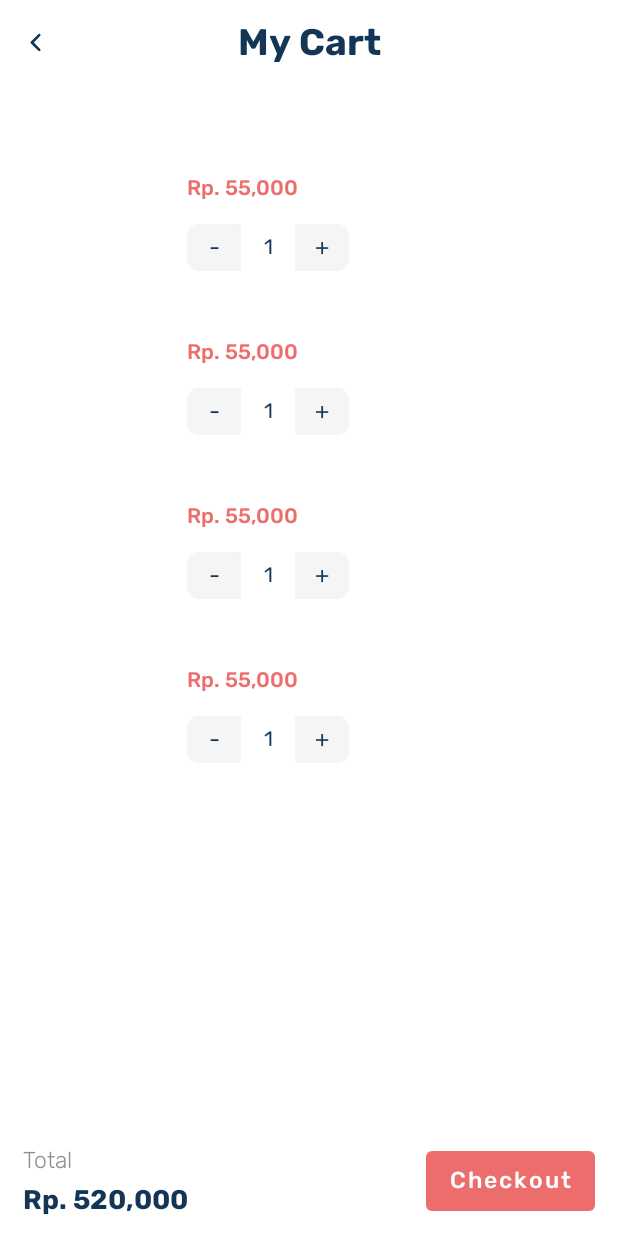
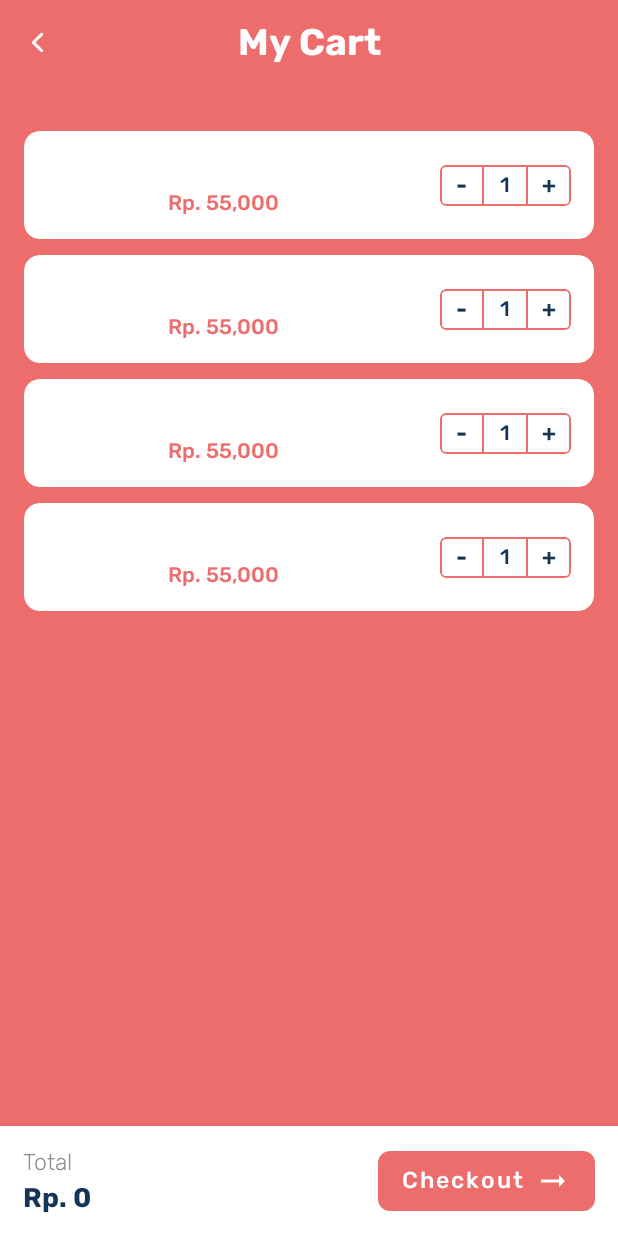
Before and after one commit to Aminurachma/JStore, an Android app: the layout activity_my_cart.xml on its own in the app's theme, with its tools: preview values and no code run, on a phone screen of 412 x 824 dp. Run offline under Robolectric (Android 15) with nearby library versions, the phone set to English and light mode, and no system bars.

Commit message:
Show cart list

```diff
--- a/app/src/main/java/com/example/jstore/models/Product.kt
+++ b/app/src/main/java/com/example/jstore/models/Product.kt
@@ -11,5 +11,6 @@ data class Product(
     val stockQuantity: Int = 0,
     val category: String = "",
     val image: String = "",
-    var productId: String = ""
+    var productId: String = "",
+    var quantity: Int = 0
 ) : Parcelable
--- a/app/src/main/java/com/example/jstore/utils/AndroidExt.kt
+++ b/app/src/main/java/com/example/jstore/utils/AndroidExt.kt
@@ -110,7 +110,7 @@ fun Int.formatPrice(): String {
 fun Activity.imagePicker(launcher: ActivityResultLauncher<Intent>) {
     ImagePicker.with(this)
         .crop()
-        .compress(1024)
+        .compress(512)
         .createIntent { intent ->
             launcher.launch(intent)
         }
@@ -119,7 +119,7 @@ fun Activity.imagePicker(launcher: ActivityResultLauncher<Intent>) {
 fun Fragment.imagePicker(launcher: ActivityResultLauncher<Intent>) {
     ImagePicker.with(this)
         .crop()
-        .compress(1024)
+        .compress(512)
         .createIntent { intent ->
             launcher.launch(intent)
         }
--- a/app/src/main/java/com/example/jstore/utils/Constants.kt
+++ b/app/src/main/java/com/example/jstore/utils/Constants.kt
@@ -19,7 +19,8 @@ object Constants {
 
     const val PRODUCT_IMAGE = "product_image"
 
-    const val USER_ID = "user_id"
+    const val USER_ID = "userId"
+    const val IS_CHECKED_OUT = "isCheckedOut"
 
     const val EXTRA_PRODUCT_ID = "extra_product_id"
     const val PRODUCT_ID = "product_id"
--- a/app/src/main/res/layout/activity_my_cart.xml
+++ b/app/src/main/res/layout/activity_my_cart.xml
@@ -4,6 +4,7 @@
     xmlns:tools="http://schemas.android.com/tools"
     android:layout_width="match_parent"
     android:layout_height="match_parent"
+    android:background="@color/colorPrimary"
     tools:context=".ui.cart.MyCartActivity">
 
     <androidx.constraintlayout.widget.ConstraintLayout
@@ -17,11 +18,11 @@
 
         <androidx.appcompat.widget.AppCompatImageView
             android:id="@+id/btn_back"
-            android:layout_width="@dimen/_24sdp"
-            android:layout_height="@dimen/_24sdp"
-            android:background="@drawable/oval"
-            android:foreground="?attr/selectableItemBackgroundBorderless"
+            android:layout_width="@dimen/_26sdp"
+            android:layout_height="@dimen/_26sdp"
+            android:background="?attr/selectableItemBackgroundBorderless"
             android:padding="@dimen/_4sdp"
+            app:tint="@color/white"
             app:layout_constraintBottom_toBottomOf="parent"
             app:layout_constraintStart_toStartOf="parent"
             app:layout_constraintTop_toTopOf="parent"
@@ -32,7 +33,7 @@
             android:layout_height="wrap_content"
             android:fontFamily="@font/rubik_bold"
             android:text="@string/my_cart"
-            android:textColor="@color/dark"
+            android:textColor="@color/white"
             android:textSize="@dimen/_19ssp"
             app:layout_constraintBottom_toBottomOf="@+id/btn_back"
             app:layout_constraintEnd_toEndOf="parent"
@@ -46,7 +47,7 @@
         android:layout_width="0dp"
         android:layout_height="0dp"
         android:paddingVertical="@dimen/_20sdp"
-        android:paddingHorizontal="@dimen/_12sdp"
+        android:paddingHorizontal="@dimen/_8sdp"
         android:clipToPadding="false"
         tools:itemCount="4"
         app:layoutManager="androidx.recyclerview.widget.LinearLayoutManager"
@@ -62,6 +63,7 @@
         android:layout_height="wrap_content"
         android:elevation="@dimen/_4sdp"
         android:paddingVertical="@dimen/_8sdp"
+        android:background="@color/white"
         android:paddingHorizontal="@dimen/_12sdp"
         app:layout_constraintBottom_toBottomOf="parent"
         app:layout_constraintEnd_toEndOf="parent"
@@ -84,16 +86,16 @@
             android:id="@+id/tv_total"
             android:layout_width="0dp"
             android:layout_height="wrap_content"
-            android:layout_marginTop="@dimen/_4sdp"
+            android:layout_marginTop="@dimen/_2sdp"
             android:fontFamily="@font/rubik_bold"
             android:textColor="@color/dark"
             android:layout_marginEnd="@dimen/_8sdp"
             android:textSize="@dimen/_14ssp"
+            android:text="@string/rp_0"
             app:layout_constraintBottom_toBottomOf="parent"
             app:layout_constraintEnd_toStartOf="@+id/btn_checkout"
             app:layout_constraintStart_toStartOf="@+id/tv_total_label"
-            app:layout_constraintTop_toBottomOf="@+id/tv_total_label"
-            tools:text="Rp. 520,000" />
+            app:layout_constraintTop_toBottomOf="@+id/tv_total_label" />
 
         <com.google.android.material.button.MaterialButton
             android:id="@+id/btn_checkout"
@@ -103,6 +105,9 @@
             android:fontFamily="@font/rubik_medium"
             android:text="@string/checkout"
             android:textAllCaps="false"
+            app:cornerRadius="@dimen/_6sdp"
+            app:icon="@drawable/ic_arrow_right_alt"
+            app:iconGravity="end"
             android:textColor="@color/white"
             android:textSize="@dimen/_12ssp"
             app:layout_constraintBottom_toBottomOf="parent"
--- a/app/src/main/res/layout/item_cart.xml
+++ b/app/src/main/res/layout/item_cart.xml
@@ -4,16 +4,19 @@
 	xmlns:tools="http://schemas.android.com/tools"
 	android:layout_width="match_parent"
 	android:layout_height="wrap_content"
-	android:layout_margin="@dimen/_8sdp"
+	app:cardBackgroundColor="@color/white"
+	app:cardCornerRadius="@dimen/_8sdp"
+	android:layout_margin="@dimen/_4sdp"
 	app:cardElevation="0dp">
 
 	<androidx.constraintlayout.widget.ConstraintLayout
 		android:layout_width="match_parent"
-		android:layout_height="wrap_content">
+		android:layout_height="wrap_content"
+		android:layout_margin="@dimen/_12sdp">
 
 		<com.google.android.material.card.MaterialCardView
 			android:id="@+id/materialCardView"
-			android:layout_width="@dimen/_60sdp"
+			android:layout_width="@dimen/_50sdp"
 			android:layout_height="wrap_content"
 			app:cardCornerRadius="@dimen/_8sdp"
 			app:cardElevation="0dp"
@@ -33,65 +36,67 @@
 			android:id="@+id/tv_product_name"
 			android:layout_width="0dp"
 			android:layout_height="wrap_content"
-			android:layout_marginStart="@dimen/_16sdp"
+			android:layout_marginHorizontal="@dimen/_12sdp"
+			android:ellipsize="end"
 			android:fontFamily="@font/rubik_regular"
+			android:maxLines="2"
 			android:textColor="@color/dark"
 			android:textSize="@dimen/_12ssp"
-			android:maxLines="1"
-			android:ellipsize="end"
-			app:layout_constraintEnd_toEndOf="parent"
+			app:layout_constraintBottom_toTopOf="@+id/tv_product_price"
+			app:layout_constraintEnd_toStartOf="@+id/card_quantity"
 			app:layout_constraintStart_toEndOf="@+id/materialCardView"
 			app:layout_constraintTop_toTopOf="parent"
+			app:layout_constraintVertical_chainStyle="packed"
 			tools:text="@tools:sample/lorem/random" />
 
 		<TextView
 			android:id="@+id/tv_product_price"
 			android:layout_width="0dp"
 			android:layout_height="wrap_content"
-			android:layout_marginTop="@dimen/_4sdp"
 			android:fontFamily="@font/rubik_medium"
 			android:textColor="@color/colorPrimary"
+			android:layout_marginTop="@dimen/_4sdp"
 			android:textSize="@dimen/_11ssp"
+			app:layout_constraintBottom_toBottomOf="parent"
 			app:layout_constraintEnd_toEndOf="@+id/tv_product_name"
 			app:layout_constraintStart_toStartOf="@+id/tv_product_name"
 			app:layout_constraintTop_toBottomOf="@+id/tv_product_name"
 			tools:text="Rp. 55,000" />
 
 		<com.google.android.material.card.MaterialCardView
+			android:id="@+id/card_quantity"
 			android:layout_width="0dp"
-			android:layout_height="@dimen/_24sdp"
-			android:layout_marginTop="@dimen/_12sdp"
-			app:cardBackgroundColor="@color/gray5"
-			app:cardCornerRadius="@dimen/_6sdp"
-			app:layout_constraintWidth_percent="0.3"
+			android:layout_height="@dimen/_21sdp"
+			app:cardCornerRadius="@dimen/_3sdp"
 			app:cardElevation="0dp"
-			app:layout_constraintStart_toStartOf="@+id/tv_product_name"
-			app:layout_constraintTop_toBottomOf="@+id/tv_product_price">
+			app:layout_constraintBottom_toBottomOf="parent"
+			app:layout_constraintEnd_toEndOf="parent"
+			app:layout_constraintTop_toTopOf="parent"
+			app:layout_constraintWidth_percent="0.25"
+			app:strokeColor="@color/colorPrimary"
+			app:strokeWidth="1dp">
 
 			<LinearLayout
 				android:layout_width="match_parent"
 				android:layout_height="match_parent"
 				android:orientation="horizontal">
 
-				<com.google.android.material.card.MaterialCardView
+				<TextView
 					android:id="@+id/btn_decrement"
 					android:layout_width="0dp"
 					android:layout_height="match_parent"
 					android:layout_weight="1"
-					app:cardBackgroundColor="@color/gray5"
-					app:cardElevation="0dp"
-					app:cornerRadius="0dp">
-
-					<TextView
-						android:layout_width="match_parent"
-						android:layout_height="match_parent"
-						android:fontFamily="@font/rubik_regular"
+					android:background="?attr/selectableItemBackground"
+					android:fontFamily="@font/rubik_bold"
 					android:gravity="center"
 					android:text="@string/minus"
 					android:textColor="@color/dark"
 					android:textSize="@dimen/_12ssp" />
 
-				</com.google.android.material.card.MaterialCardView>
+				<View
+					android:layout_width="@dimen/_1sdp"
+					android:layout_height="match_parent"
+					android:background="@color/colorPrimary" />
 
 				<TextView
 					android:id="@+id/tv_quantity"
@@ -99,31 +104,28 @@
 					android:layout_height="match_parent"
 					android:layout_weight="1"
 					android:background="@color/white"
-					android:fontFamily="@font/rubik_regular"
+					android:fontFamily="@font/rubik_medium"
 					android:gravity="center"
 					android:text="@string/_1"
 					android:textColor="@color/dark"
 					android:textSize="@dimen/_11ssp" />
 
-				<com.google.android.material.card.MaterialCardView
+				<View
+					android:layout_width="@dimen/_1sdp"
+					android:layout_height="match_parent"
+					android:background="@color/colorPrimary" />
+
+				<TextView
 					android:id="@+id/btn_increment"
 					android:layout_width="0dp"
 					android:layout_height="match_parent"
 					android:layout_weight="1"
-					app:cardBackgroundColor="@color/gray5"
-					app:cardElevation="0dp"
-					app:cornerRadius="0dp">
-
-					<TextView
-						android:layout_width="match_parent"
-						android:layout_height="match_parent"
-						android:fontFamily="@font/rubik_regular"
+					android:background="?attr/selectableItemBackground"
+					android:fontFamily="@font/rubik_bold"
 					android:gravity="center"
 					android:text="@string/plus"
 					android:textColor="@color/dark"
 					android:textSize="@dimen/_12ssp" />
-
-				</com.google.android.material.card.MaterialCardView>
 
 			</LinearLayout>
 
--- a/app/src/main/res/values/strings.xml
+++ b/app/src/main/res/values/strings.xml
@@ -66,4 +66,5 @@
 	<string name="orders">Orders</string>
 	<string name="customers">Customers</string>
 	<string name="settings">Settings</string>
+	<string name="rp_0">Rp. 0</string>
 </resources>
```
Also changed, not shown: app/src/main/java/com/example/jstore/firestore/FirestoreClass.kt (+47 -9 lines), app/src/main/java/com/example/jstore/models/Cart.kt (added, +11 -0 lines), app/src/main/java/com/example/jstore/ui/cart/CartAdapter.kt (added, +76 -0 lines), app/src/main/java/com/example/jstore/ui/cart/MyCartActivity.kt (+49 -0 lines). Lines whose indentation alone changed are shown as unchanged.
